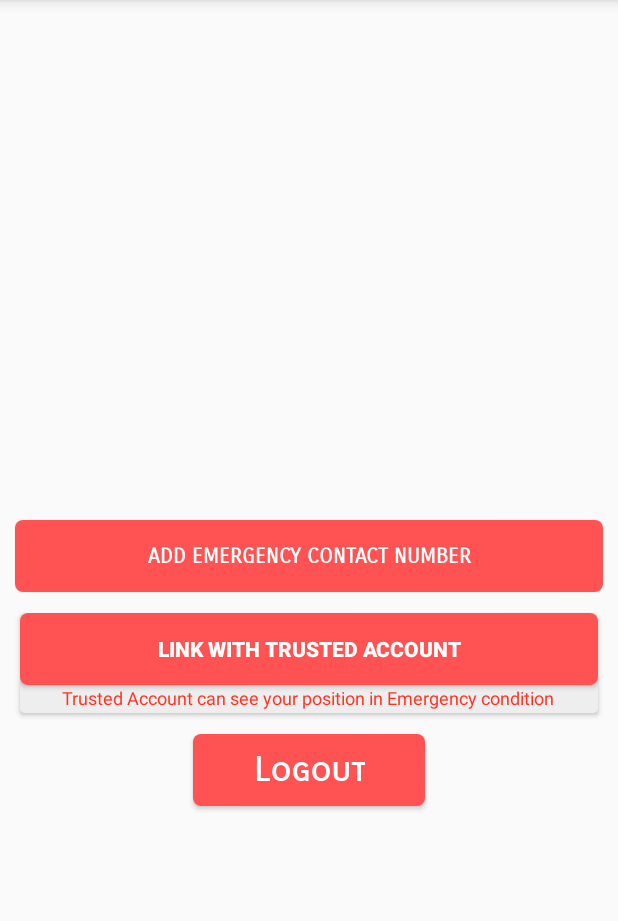
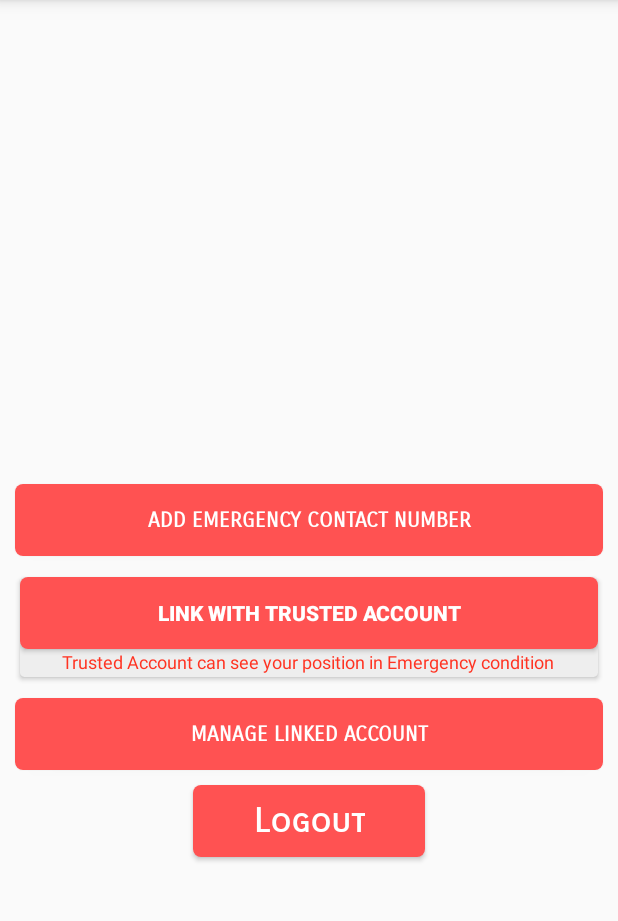
Before and after one commit to MajedurRahman/Protibadi, an Android app: the UserDetailsActivity screen opened directly, with no data from a screen before it, on a phone screen of 412 x 824 dp, the part 90-1011 px from its top. Run offline under Robolectric (Android 15) with nearby library versions, the phone set to English and light mode, and no system bars; our stand-ins replace Firebase (no records; nobody signed in at launch, a user with empty details on screens opened directly), Picasso; libraries missing offline, so code that uses them is left out: com.pkmmte.view, io.palaima.smoothbluetooth; plain views replace CircularImageView; 2 statements that could not run were skipped.

Commit message:
Linked account manage

```diff
--- a/app/build.gradle
+++ b/app/build.gradle
@@ -47,4 +47,5 @@ dependencies {
 
 
 
+
 apply plugin: 'com.google.gms.google-services'
--- a/app/src/main/AndroidManifest.xml
+++ b/app/src/main/AndroidManifest.xml
@@ -39,7 +39,8 @@
         <activity android:name=".Activity.FootPrintMapActivity" />
         <activity android:name=".Activity.AddNewEmergencyNumberActivity" />
         <activity android:name=".Activity.JoinActivity" />
-        <activity android:name=".Activity.LinkActivity"></activity>
+        <activity android:name=".Activity.LinkActivity" />
+        <activity android:name=".Activity.ManageLinkedAccountActivity"></activity>
     </application>
 
 </manifest>
--- a/app/src/main/java/com/nsu/protibadi/Activity/HomeActivity.java
+++ b/app/src/main/java/com/nsu/protibadi/Activity/HomeActivity.java
@@ -55,16 +55,17 @@ public class HomeActivity extends AppCompatActivity {
     @Override
     protected void onCreate(Bundle savedInstanceState) {
         super.onCreate(savedInstanceState);
+        initUserInformation();
         startService(new Intent(this, BluetoothService.class));
         sharedpreferences = getSharedPreferences(Constant.IS_TRACKING_RUNNING, Context.MODE_PRIVATE);
         setContentView(R.layout.activity_home);
         initActions();
         initDBRef();
-        initUserInformation();
 
     }
 
     private void initUserInformation() {
+        Constant.USER_REF.child(fUser.getUid()).keepSynced(true);
     }
 
     private void initDBRef() {
--- a/app/src/main/java/com/nsu/protibadi/Activity/UserDetailsActivity.java
+++ b/app/src/main/java/com/nsu/protibadi/Activity/UserDetailsActivity.java
@@ -127,6 +127,12 @@ public class UserDetailsActivity extends AppCompatActivity {
             }
         });
 
+        findViewById(R.id.manage_linked_account).setOnClickListener(new View.OnClickListener() {
+            @Override
+            public void onClick(View view) {
+                startActivity(new Intent(UserDetailsActivity.this, ManageLinkedAccountActivity.class));
+            }
+        });
 
     }
 
--- a/app/src/main/java/com/nsu/protibadi/Adapter/ECNAdapter.java
+++ b/app/src/main/java/com/nsu/protibadi/Adapter/ECNAdapter.java
@@ -88,6 +88,7 @@ public class ECNAdapter extends RecyclerView.Adapter<ECNAdapter.ECNHolder> {
                     Constant.USER_REF.child(user.getUid()).child(EMERGENCY_CONACT_NUMBER).addListenerForSingleValueEvent(new ValueEventListener() {
                         @Override
                         public void onDataChange(DataSnapshot dataSnapshot) {
+                            try {
                                 for (DataSnapshot ecNumber : dataSnapshot.getChildren()) {
                                     ECNumber number = ecNumber.getValue(ECNumber.class);
                                     if (number.getPhoneNumber().equals(numberList.get(position).getPhoneNumber()) && number.getName().equals(numberList.get(position).getName())) {
@@ -102,6 +103,9 @@ public class ECNAdapter extends RecyclerView.Adapter<ECNAdapter.ECNHolder> {
                                         });
                                     }
                                 }
+                            } catch (Exception e) {
+                                e.printStackTrace();
+                            }
                         }
 
                         @Override
--- a/app/src/main/res/layout/activity_user_details.xml
+++ b/app/src/main/res/layout/activity_user_details.xml
@@ -18,10 +18,15 @@
         android:layout_centerHorizontal="true"
         android:layout_marginTop="10dp" />
 
+    <ScrollView
+        android:layout_width="match_parent"
+        android:layout_height="match_parent"
+        android:layout_below="@+id/profile_picture">
+
         <LinearLayout
             android:layout_width="match_parent"
             android:layout_height="match_parent"
-        android:layout_below="@+id/profile_picture"
+            android:layout_gravity="center"
             android:layout_marginTop="10dp"
             android:gravity="center"
             android:orientation="vertical">
@@ -52,7 +57,7 @@
                 android:layout_marginTop="10dp"
                 android:background="@drawable/round_button_bg_logout"
                 android:fontFamily="sans-serif-smallcaps"
-            android:text="Add Emergency Contact Number"
+                android:text="@string/add_emergency_contact_number"
                 android:textColor="#fff"
                 android:textStyle="bold" />
 
@@ -79,7 +84,7 @@
                         android:layout_height="wrap_content"
 
                         android:background="@drawable/round_button_bg_logout"
-                    android:text="Link With Trusted Account"
+                        android:text="@string/link_with_trusted_account"
                         android:textColor="#fff"
                         android:textStyle="bold" />
 
@@ -89,12 +94,25 @@
                         android:layout_gravity="center"
                         android:layout_marginBottom="2dp"
                         android:gravity="center"
-                    android:text="Trusted Account can see your position in Emergency condition"
+                        android:text="@string/trusted_account_can_see_your_position_in_emergency_condition"
                         android:textColor="#ff32"
                         android:textSize="12dp" />
                 </LinearLayout>
 
             </android.support.v7.widget.CardView>
+
+            <Button
+                android:id="@+id/manage_linked_account"
+                android:layout_width="match_parent"
+                android:layout_height="wrap_content"
+                android:layout_marginLeft="10dp"
+                android:layout_marginRight="10dp"
+                android:layout_marginTop="10dp"
+                android:background="@drawable/round_button_bg_logout"
+                android:fontFamily="sans-serif-smallcaps"
+                android:text="@string/manage_linked_account"
+                android:textColor="#fff"
+                android:textStyle="bold" />
 
             <Button
                 android:id="@+id/logout"
@@ -113,6 +131,7 @@
                 android:textColor="#fff"
                 android:textStyle="bold" />
         </LinearLayout>
+    </ScrollView>
 
 
 </RelativeLayout>
--- a/app/src/main/res/values/strings.xml
+++ b/app/src/main/res/values/strings.xml
@@ -5,6 +5,10 @@
     <string name="action_settings">Settings</string>
     <string name="access_code">Access Code</string>
     <string name="submit">Submit</string>
+    <string name="manage_linked_account">Manage Linked Account</string>
+    <string name="trusted_account_can_see_your_position_in_emergency_condition">Trusted Account can see your position in Emergency condition</string>
+    <string name="link_with_trusted_account">Link With Trusted Account</string>
+    <string name="add_emergency_contact_number">Add Emergency Contact Number</string>
 
 
 </resources>
```
Also changed, not shown: app/src/main/java/com/nsu/protibadi/Activity/AddNewEmergencyNumberActivity.java (+12 -3 lines), app/src/main/java/com/nsu/protibadi/Activity/JoinActivity.java (+7 -3 lines), app/src/main/java/com/nsu/protibadi/Activity/LinkActivity.java (+7 -6 lines), app/src/main/java/com/nsu/protibadi/Activity/ManageLinkedAccountActivity.java (added, +92 -0 lines), app/src/main/java/com/nsu/protibadi/Adapter/LinkedAccountAdapter.java (added, +101 -0 lines), app/src/main/java/com/nsu/protibadi/Model/LinkedWith.java (added, +54 -0 lines), app/src/main/res/layout/activity_manage_linked_account.xml (added, +20 -0 lines), app/src/main/res/layout/join_dailog_layout.xml (+5 -2 lines), app/src/main/res/layout/link_account_list_item.xml (added, +67 -0 lines). Lines whose indentation alone changed are shown as unchanged.
